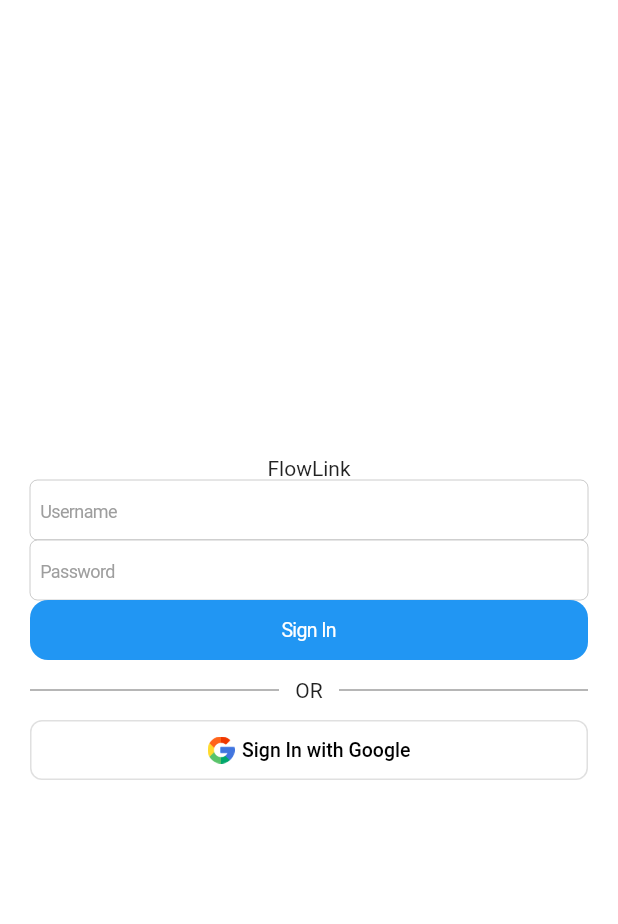
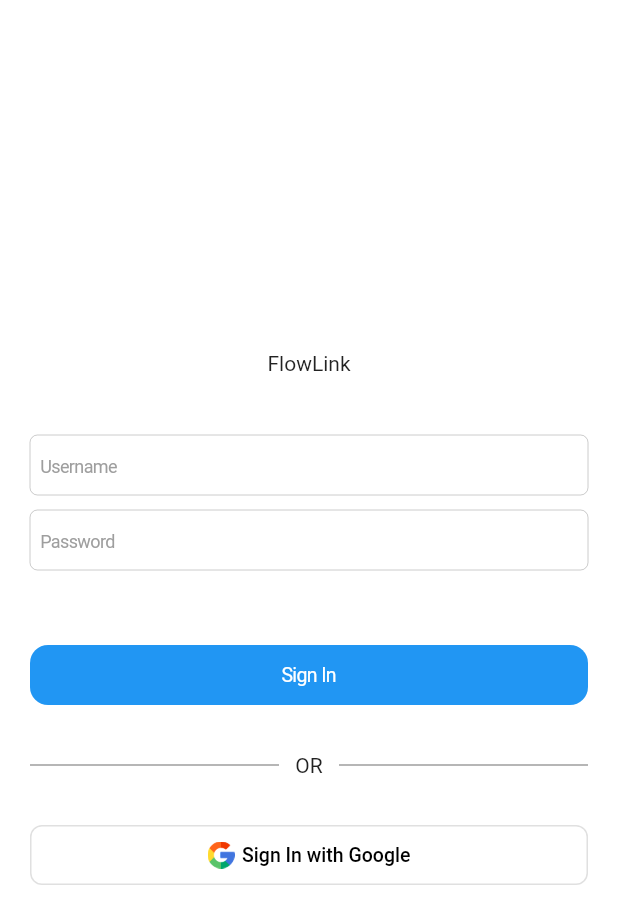
Before and after one commit to 2023-Summer-MadCamp-KP/FlowLink, a Flutter app: the screen it shows after launch, on a phone screen of 412 x 824 dp. Shown: the top 924 px of the screen. Run offline on Flutter 3.47's test engine with Material 2 defaults, Android fonts, the phone set to English and light mode, and no system bars.

Commit message:
Design(SignInPage): 여백 조정

```diff
--- a/flow_camp_app/lib/pages/sign_in_page.dart
+++ b/flow_camp_app/lib/pages/sign_in_page.dart
@@ -95,6 +95,10 @@ class _SignInPageState extends State<SignInPage> {
                   const Text(
                     "FlowLink",
                   ),
+                  const SizedBox(
+                    width: double.infinity,
+                    height: 40,
+                  ),
                   SizedBox(
                     width: double.infinity,
                     height:40,
@@ -102,8 +106,12 @@ class _SignInPageState extends State<SignInPage> {
                       controller: _idController,
                       textAlignVertical: TextAlignVertical.center,
                       placeholder: "Username",
-                      placeholderStyle: const TextStyle(fontSize: 12, height: 1.6, color: Colors.grey),
+                      placeholderStyle: const TextStyle(fontSize: 12, height: 1.5, color: Colors.grey),
                     ),
+                  ),
+                  const SizedBox(
+                    width: double.infinity,
+                    height: 10,
                   ),
                   SizedBox(
                     width: double.infinity,
@@ -112,8 +120,12 @@ class _SignInPageState extends State<SignInPage> {
                       controller: _pwController,
                       textAlignVertical: TextAlignVertical.center,
                       placeholder: "Password",
-                      placeholderStyle: const TextStyle(fontSize: 12, height: 1.6, color: Colors.grey),
+                      placeholderStyle: const TextStyle(fontSize: 12, height: 1.5, color: Colors.grey),
                     ),
+                  ),
+                  const SizedBox(
+                    width: double.infinity,
+                    height: 50,
                   ),
                   SizedBox(
                     width: double.infinity,
@@ -126,6 +138,10 @@ class _SignInPageState extends State<SignInPage> {
                         ),
                         onPressed: (){}
                     ),
+                  ),
+                  const SizedBox(
+                    width: double.infinity,
+                    height: 20,
                   ),
                   SizedBox(
                     width: double.infinity,
@@ -155,6 +171,10 @@ class _SignInPageState extends State<SignInPage> {
                         ),
                       ],
                     ),
+                  ),
+                  const SizedBox(
+                    width: double.infinity,
+                    height: 20,
                   ),
                   SizedBox(
                     width: double.infinity,
```
